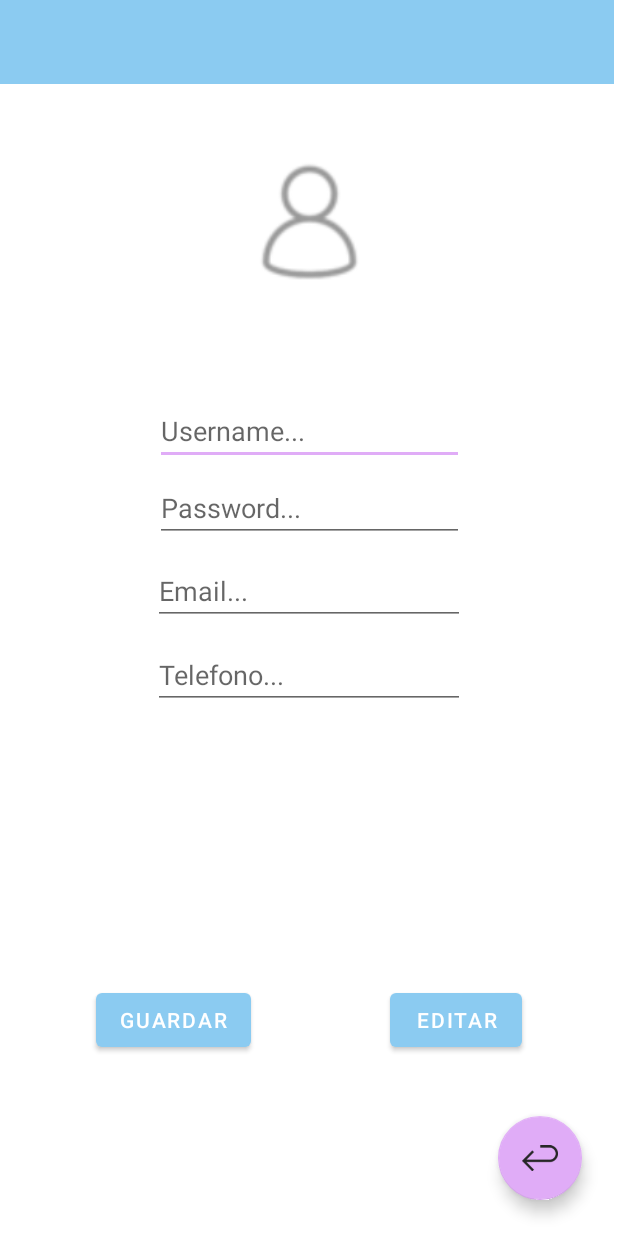
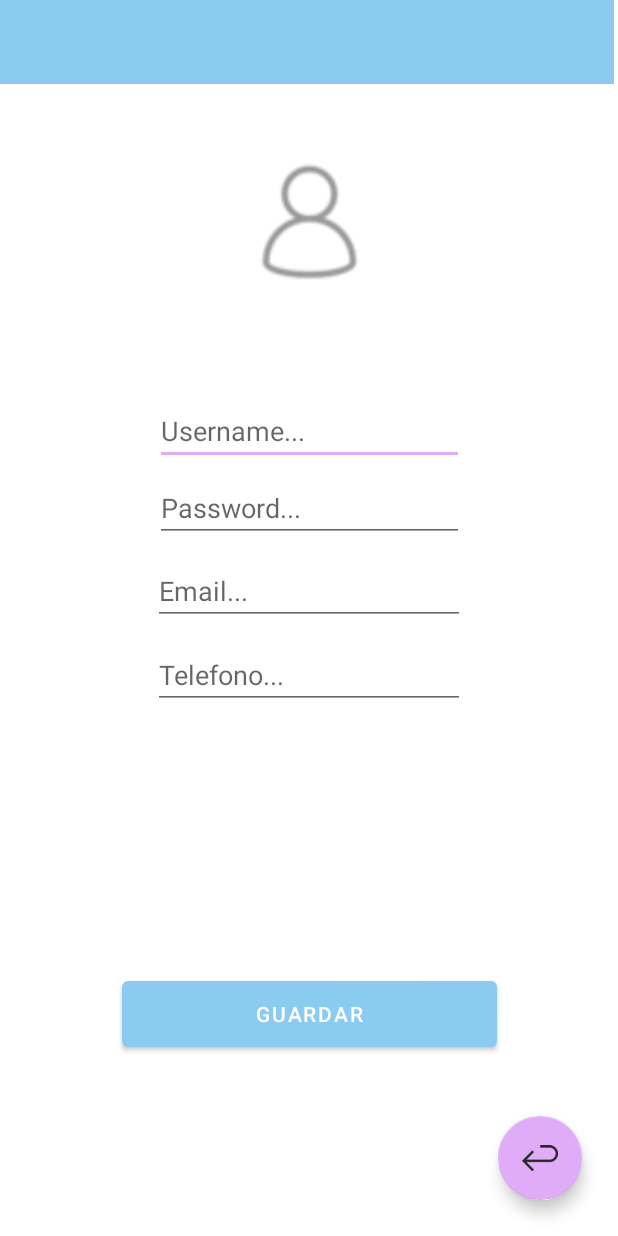
Before and after one commit to bdez1997/EasyEevnt, an Android app: the PerfilActivity screen opened directly, with no data from a screen before it, on a phone screen of 412 x 824 dp. Run offline under Robolectric (Android 15) with nearby library versions, the light colour scheme and no system bars; network calls fail.

Commit message:
Perfil usuario
Modificación del perfil de usuario, implementación de un nuevo fragment y una activity

```diff
--- a/GestionEventoAndroid/app/src/main/java/com/bermudez/gestioneventoandroid/PerfilActivity.java
+++ b/GestionEventoAndroid/app/src/main/java/com/bermudez/gestioneventoandroid/PerfilActivity.java
@@ -14,6 +14,7 @@ import com.google.android.material.floatingactionbutton.FloatingActionButton;
 public class PerfilActivity extends AppCompatActivity {
 
     Button btnGuardar;
+
     EditText txtUserProfile;
     EditText txtPassProfile;
     EditText txtEmailProfile;
@@ -25,7 +26,9 @@ public class PerfilActivity extends AppCompatActivity {
         setContentView(R.layout.activity_perfil);
         setTitle("Perfil");
 
+        findViewById(R.id.btnGuardar).setOnClickListener(e -> {
 
+        });
 
 
         findViewById(R.id.btnVolver).setOnClickListener(e ->{
@@ -34,6 +37,10 @@ public class PerfilActivity extends AppCompatActivity {
 
     }
 
+    public void updateProfile(){
+
+    }
+
 
 
 }
--- a/GestionEventoAndroid/app/src/main/java/com/bermudez/gestioneventoandroid/fragments/PrincipalFragment.java
+++ b/GestionEventoAndroid/app/src/main/java/com/bermudez/gestioneventoandroid/fragments/PrincipalFragment.java
@@ -90,8 +90,7 @@ public class PrincipalFragment extends Fragment {
 
         Evento jsonEvento = new Evento(nombre, fechaIni, fechaFin);
         Store.lstEventos.add(jsonEvento);
-        Store.miEvento = jsonEvento;
-        Log.i("MI EVENTO", Store.miEvento.toString());
+        //Store.miEvento = jsonEvento;
     }
 
 
--- a/GestionEventoAndroid/app/src/main/res/layout/activity_perfil.xml
+++ b/GestionEventoAndroid/app/src/main/res/layout/activity_perfil.xml
@@ -43,23 +43,13 @@
         app:layout_constraintTop_toBottomOf="@+id/txtPassProfile" />
 
     <Button
-        android:id="@+id/btnEditar"
-        android:layout_width="wrap_content"
-        android:layout_height="wrap_content"
-        android:layout_marginEnd="64dp"
-        android:layout_marginBottom="120dp"
-        android:text="Editar"
-        app:layout_constraintBottom_toBottomOf="parent"
-        app:layout_constraintEnd_toEndOf="parent" />
-
-    <Button
         android:id="@+id/btnGuardar"
-        android:layout_width="wrap_content"
-        android:layout_height="wrap_content"
-        android:layout_marginStart="64dp"
+        android:layout_width="250dp"
+        android:layout_height="56dp"
         android:layout_marginBottom="120dp"
         android:text="Guardar"
         app:layout_constraintBottom_toBottomOf="parent"
+        app:layout_constraintEnd_toEndOf="parent"
         app:layout_constraintStart_toStartOf="parent" />
 
     <EditText
--- a/GestionEventoAndroid/app/src/main/res/layout/fragment_perfil.xml
+++ b/GestionEventoAndroid/app/src/main/res/layout/fragment_perfil.xml
@@ -14,7 +14,7 @@
             android:id="@+id/imageView3"
             android:layout_width="91dp"
             android:layout_height="82dp"
-            android:layout_marginTop="54dp"
+            android:layout_marginTop="82dp"
             android:src="@drawable/user"
             app:layout_constraintEnd_toEndOf="parent"
             app:layout_constraintStart_toStartOf="parent"
@@ -142,8 +142,8 @@
 
         <Button
             android:id="@+id/btnEditarProfile"
-            android:layout_width="match_parent"
-            android:layout_height="wrap_content"
+            android:layout_width="355dp"
+            android:layout_height="50dp"
             android:layout_marginTop="24dp"
             android:text="Editar"
             app:layout_constraintEnd_toEndOf="parent"
```
Also changed, not shown: GestionEventoAndroid/app/src/main/java/com/bermudez/gestioneventoandroid/MainActivity.java (+0 -9 lines), GestionEventoAndroid/app/src/main/java/com/bermudez/gestioneventoandroid/fragments/PerfilFragment.java (+42 -3 lines).
